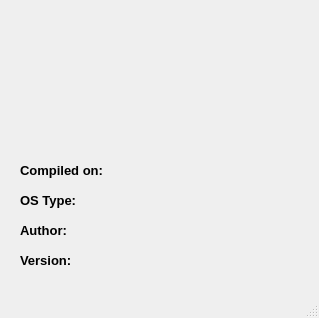
ice-bit/registro, file about.ui: the form before one commit.
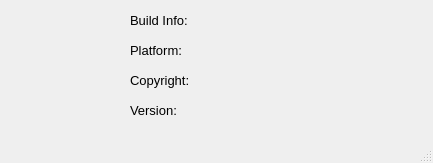
The form after the commit. Icons and pictures are not drawn.

What changed in the file:
```diff
--- a/about.ui
+++ b/about.ui
@@ -6,8 +6,8 @@
    <rect>
     <x>0</x>
     <y>0</y>
-    <width>319</width>
-    <height>318</height>
+    <width>433</width>
+    <height>163</height>
    </rect>
   </property>
   <property name="windowTitle">
@@ -21,10 +21,10 @@
    <widget class="QLabel" name="iconShow">
     <property name="geometry">
      <rect>
-      <x>50</x>
-      <y>10</y>
-      <width>181</width>
-      <height>131</height>
+      <x>10</x>
+      <y>30</y>
+      <width>101</width>
+      <height>81</height>
      </rect>
     </property>
     <property name="text">
@@ -40,28 +40,28 @@
    <widget class="QLabel" name="lblPr">
     <property name="geometry">
      <rect>
-      <x>20</x>
-      <y>160</y>
-      <width>281</width>
+      <x>130</x>
+      <y>100</y>
+      <width>101</width>
       <height>20</height>
      </rect>
     </property>
     <property name="font">
      <font>
       <pointsize>10</pointsize>
-      <weight>75</weight>
-      <bold>true</bold>
+      <weight>50</weight>
+      <bold>false</bold>
      </font>
     </property>
     <property name="text">
-     <string>Compiled on:  </string>
+     <string>Version:  </string>
     </property>
    </widget>
    <widget class="QLabel" name="lblOs">
     <property name="geometry">
      <rect>
-      <x>20</x>
-      <y>190</y>
+      <x>130</x>
+      <y>40</y>
       <width>281</width>
       <height>20</height>
      </rect>
@@ -69,19 +69,19 @@
     <property name="font">
      <font>
       <pointsize>10</pointsize>
-      <weight>75</weight>
-      <bold>true</bold>
+      <weight>50</weight>
+      <bold>false</bold>
      </font>
     </property>
     <property name="text">
-     <string>OS Type:</string>
+     <string>Platform:  </string>
     </property>
    </widget>
    <widget class="QLabel" name="lblAuthor">
     <property name="geometry">
      <rect>
-      <x>20</x>
-      <y>220</y>
+      <x>130</x>
+      <y>70</y>
       <width>281</width>
       <height>20</height>
      </rect>
@@ -89,32 +89,32 @@
     <property name="font">
      <font>
       <pointsize>10</pointsize>
-      <weight>75</weight>
-      <bold>true</bold>
+      <weight>50</weight>
+      <bold>false</bold>
      </font>
     </property>
     <property name="text">
-     <string>Author:</string>
+     <string>Copyright:  </string>
     </property>
    </widget>
    <widget class="QLabel" name="lblVersion">
     <property name="geometry">
      <rect>
-      <x>20</x>
-      <y>250</y>
-      <width>101</width>
+      <x>130</x>
+      <y>10</y>
+      <width>281</width>
       <height>20</height>
      </rect>
     </property>
     <property name="font">
      <font>
       <pointsize>10</pointsize>
-      <weight>75</weight>
-      <bold>true</bold>
+      <weight>50</weight>
+      <bold>false</bold>
      </font>
     </property>
     <property name="text">
-     <string>Version:</string>
+     <string>Build Info:  </string>
     </property>
    </widget>
   </widget>
```
Left out of the diff: 6 changed lines with no effect on the pictures.
